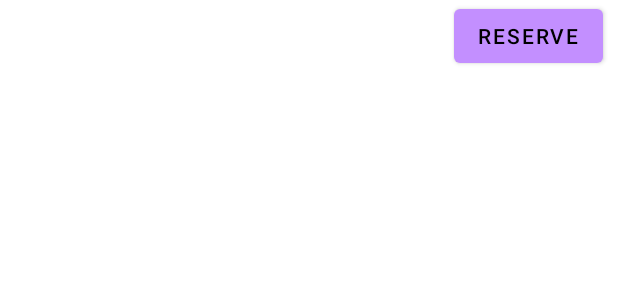
After one commit to shavaizknz98/SCMS-NativeAndroid, an Android app: the layout bike_layout.xml on its own in the app's theme, with its tools: preview values and no code run, on a phone screen of 412 x 824 dp. The commit adds this screen. Shown: the top 300 px of the screen. Run offline under Robolectric (Android 15) with nearby library versions, the light colour scheme and no system bars.

Commit message:
List View added, TODO: Populate List View From Database Through Server HTTP Request

```diff
--- a/app/src/main/res/layout/activity_popup_bike_availability.xml
+++ b/app/src/main/res/layout/activity_popup_bike_availability.xml
@@ -11,6 +11,7 @@
         style="@style/Widget.AppCompat.ListView"
         android:layout_width="match_parent"
         android:layout_height="match_parent"
+        android:background="@color/colorPrimary"
         app:layout_constraintEnd_toEndOf="parent"
         app:layout_constraintStart_toStartOf="parent"
         app:layout_constraintTop_toTopOf="parent" />
--- /dev/null
+++ b/app/src/main/res/layout/bike_layout.xml
@@ -0,0 +1,28 @@
+<?xml version="1.0" encoding="utf-8"?>
+<LinearLayout xmlns:android="http://schemas.android.com/apk/res/android"
+    android:layout_width="match_parent"
+    android:layout_height="wrap_content">
+
+    <TextView
+        android:id="@+id/bikeID"
+        android:layout_width="match_parent"
+        android:layout_height="wrap_content"
+        android:layout_marginLeft="10dp"
+        android:layout_weight="4"
+        android:text="TextView"
+        android:textColor="@color/white"
+        android:layout_gravity="center_vertical"
+        android:textSize="20sp"
+        android:textStyle="bold" />
+
+    <com.google.android.material.button.MaterialButton
+        android:id="@+id/reserveButton"
+        style="@style/buttonStyle"
+        android:layout_width="wrap_content"
+        android:layout_height="wrap_content"
+        android:layout_gravity="center_vertical"
+        android:layout_marginRight="10dp"
+        android:text="Reserve"
+        android:textColor="#000000" />
+
+</LinearLayout>
```
Also changed, not shown: app/src/main/java/com/example/scms/PopupBikeAvailabilityActivity.java (+35 -1 lines), 1 other file.
